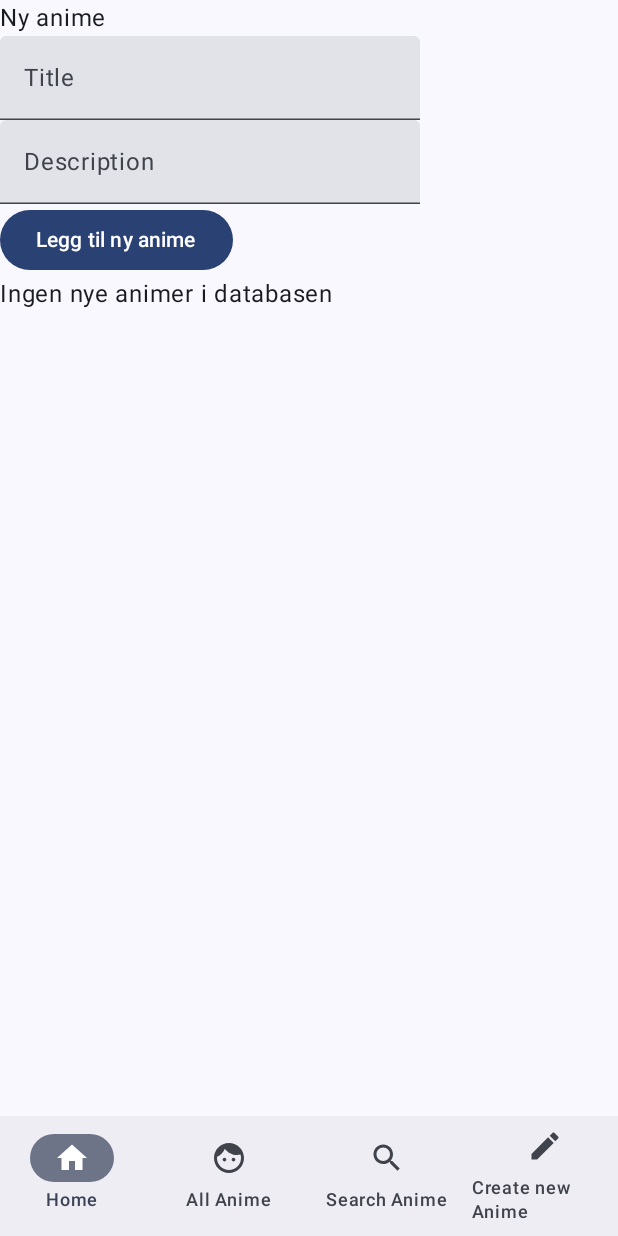
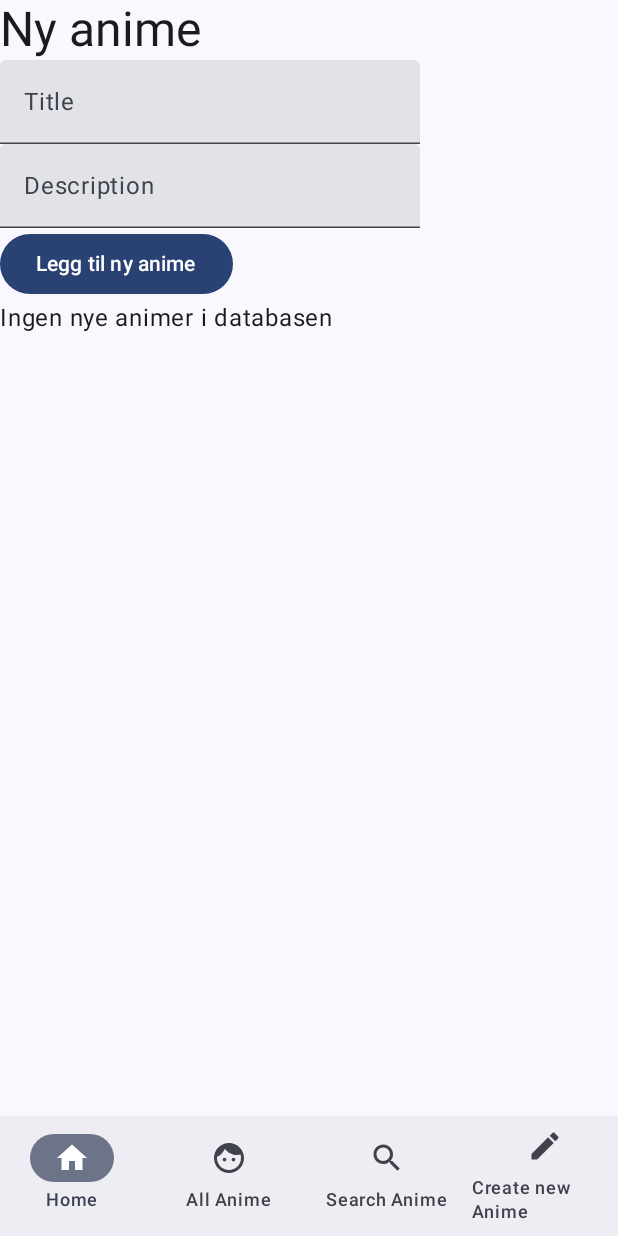
Before and after one commit to joroinnoroff/eksamen-android-jfk, an Android app built with Jetpack Compose: the AnimeCreateScreen screen opened through its navigation route, on a phone screen of 412 x 824 dp. Run offline under Robolectric (Android 15) with nearby library versions, the phone set to English and light mode, and no system bars; our stand-ins replace Room's generated code; 5 statements that could not run were skipped.

```diff
--- a/app/src/main/java/com/example/animee/data/room/AnimeDbRepository.kt
+++ b/app/src/main/java/com/example/animee/data/room/AnimeDbRepository.kt
@@ -83,7 +83,7 @@ object AnimeDbRepository {
         }
     }
 
-    // Trenger en getnewAnimeOnId funkjson
+
     suspend fun getNewAnimeById(id: Int): NewAnime?{
         try {
             return _newAnimeDao.getNewAnimeById(id)
--- a/app/src/main/java/com/example/animee/screens/animecreate/AnimeCreateScreen.kt
+++ b/app/src/main/java/com/example/animee/screens/animecreate/AnimeCreateScreen.kt
@@ -4,6 +4,7 @@ import androidx.compose.foundation.layout.Column
 import androidx.compose.foundation.lazy.LazyColumn
 import androidx.compose.foundation.lazy.items
 import androidx.compose.material3.Button
+import androidx.compose.material3.MaterialTheme
 import androidx.compose.material3.Text
 import androidx.compose.material3.TextField
 import androidx.compose.runtime.Composable
@@ -35,7 +36,8 @@ fun AnimeCreateScreen(
     }
 
     Column() {
-        Text("Ny anime")
+        Text("Ny anime",
+            style = MaterialTheme.typography.headlineLarge)
         TextField(
             value = title,
             onValueChange = { title = it },
--- a/app/src/main/java/com/example/animee/screens/animecreatedetails/AnimeCreateDetailsScreen.kt
+++ b/app/src/main/java/com/example/animee/screens/animecreatedetails/AnimeCreateDetailsScreen.kt
@@ -1,6 +1,7 @@
 package com.example.animee.screens.animecreatedetails
 
 import androidx.compose.foundation.layout.Column
+import androidx.compose.material3.MaterialTheme
 import androidx.compose.material3.Text
 import androidx.compose.runtime.Composable
 import androidx.compose.runtime.LaunchedEffect
@@ -21,7 +22,8 @@ fun AnimeCreateDetailsScreen(
     }
 
     Column() {
-        Text("New anime details screen")
+        Text("New anime details screen",
+            style = MaterialTheme.typography.headlineLarge)
         newAnime.value?.let { anime ->
             NewAnimeItem(
                 anime,
--- a/app/src/main/java/com/example/animee/screens/animedetails/AnimeDetailsScreen.kt
+++ b/app/src/main/java/com/example/animee/screens/animedetails/AnimeDetailsScreen.kt
@@ -2,6 +2,7 @@ package com.example.animee.screens.animedetails
 
 import androidx.compose.foundation.layout.Column
 import androidx.compose.foundation.lazy.LazyColumn
+import androidx.compose.material3.MaterialTheme
 import androidx.compose.material3.Text
 import androidx.compose.runtime.Composable
 import androidx.compose.runtime.LaunchedEffect
@@ -22,7 +23,10 @@ fun AnimeDetailsScreen(
     }
 
     Column() {
-        Text("Anime detail screen")
+        Text(
+            "Anime detail screen",
+            style = MaterialTheme.typography.headlineLarge
+            )
 
 
         LazyColumn() {
```
